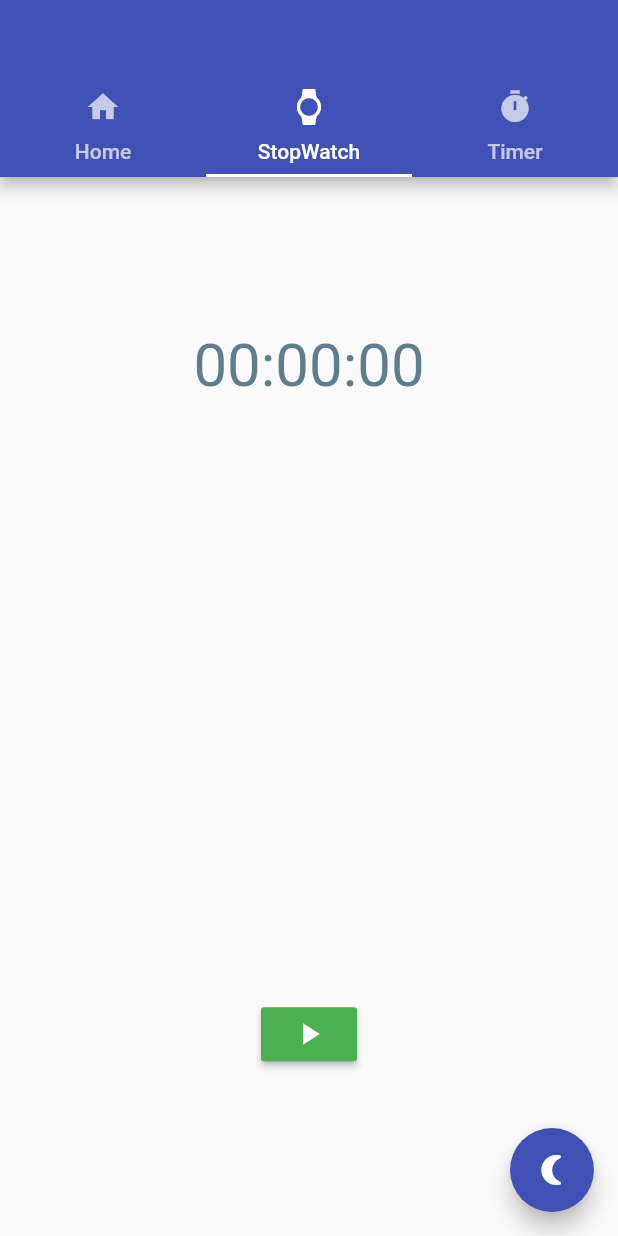
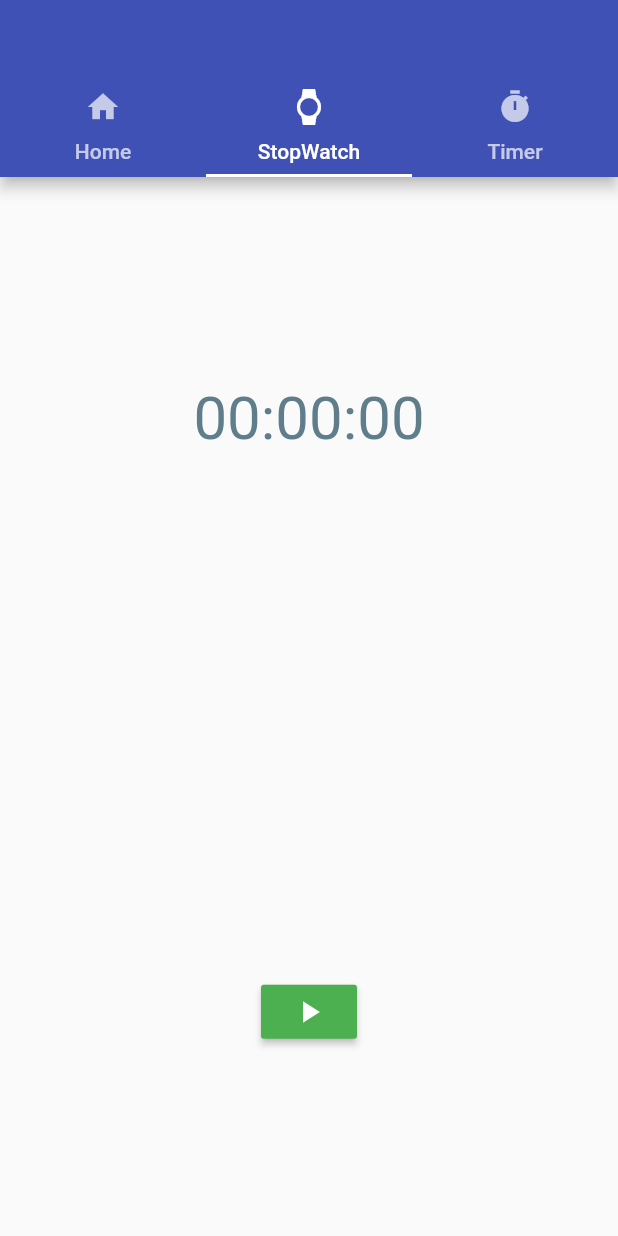
Before and after one commit to LorenzoVaccher01/TPSIT-2020-21, a Flutter app: the screen it shows after launch, tab 2 chosen, on a phone screen of 412 x 824 dp. Run offline on Flutter 3.47's test engine with Material 2 defaults, Android fonts, the phone set to English and light mode, and no system bars.

Commit message:
Aggiornamento-23112020_v2

```diff
--- a/chatroom/client/lib/main.dart
+++ b/chatroom/client/lib/main.dart
@@ -4,8 +4,6 @@ import 'package:client/views/home.dart';
 import 'package:flutter/material.dart';
 
 import './utils/client.dart';
-
-import 'dart:math';
 
 
 /// Indirizzo Ip del server. Tale costante viene utilizzata
--- a/timer_cronometro/lib/main.dart
+++ b/timer_cronometro/lib/main.dart
@@ -92,10 +92,6 @@ class MyApp extends StatelessWidget {
               TimerView(),
             ],
           ),
-          floatingActionButton: FloatingActionButton(
-            onPressed: () {},
-            child: Icon(Icons.nightlight_round, color: Colors.white),
-          ),
         ),
       ),
     );
--- a/timer_cronometro/lib/utils/ticker.dart
+++ b/timer_cronometro/lib/utils/ticker.dart
@@ -16,7 +16,7 @@ class Ticker {
     return _stream;
   }
 
-  /// Funzione utilizzata per la realizzazione di uno Stream dato un intervallo.
+  /// Metodo utilizzato per la realizzazione di uno Stream dato un intervallo.
   /// L'intervallo viene gestito tramite il metodo delayed della classe Future.
   Stream<int> _timedCounter(Duration interval) async* {
     int i = 0;
--- a/timer_cronometro/lib/views/home.dart
+++ b/timer_cronometro/lib/views/home.dart
@@ -58,7 +58,7 @@ class _HomeViewState extends State<HomeView> {
   /// Metodo utilizzato per inizializzare lo stato del Widget
   @override
   void initState() {
-    _clock.hours = _dateTime.hour + 1;
+    _clock.hours = _dateTime.hour;
     _clock.minutes = _dateTime.minute;
     _clock.seconds = _dateTime.second;
     _startCounter();
--- a/timer_cronometro/lib/views/stopwatch.dart
+++ b/timer_cronometro/lib/views/stopwatch.dart
@@ -66,14 +66,14 @@ class _StopWatchState extends State<StopWatchView> {
         mainAxisAlignment: MainAxisAlignment.center,
         children: <Widget>[
           Container(
-            margin: EdgeInsets.only(top: 0),
+            margin: EdgeInsets.only(top: 20),
             child: Text(
                 '${_clock.hours.toString().padLeft(2, '0')}:${_clock.minutes.toString().padLeft(2, '0')}:${_clock.seconds.toString().padLeft(2, '0')}',
                 style: TextStyle(fontSize: 40, color: Colors.blueGrey)),
           ),
           Visibility(
             child: Container(
-              height: 350,
+              height: 300,
               margin: EdgeInsets.only(top: 10),
               child: ListView.separated(
                 padding: EdgeInsets.all(10),
```
Also changed, not shown: timer_cronometro/pubspec.lock.
